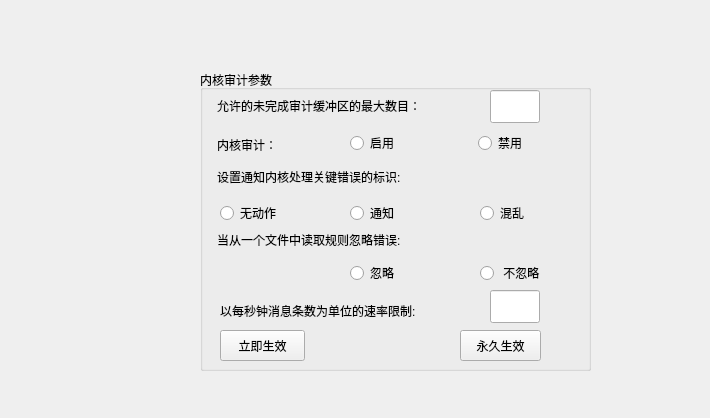
Above: AUD/audkernrulepage.ui from liuyufeng509/SecCenter before the change. Below: the same form after it.
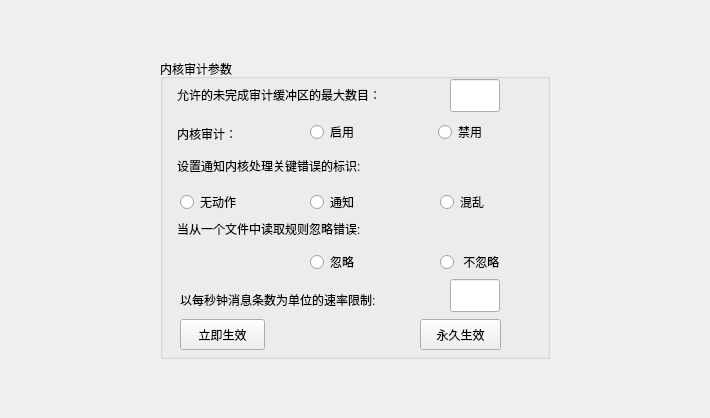
That is the form after the change.

The edit to the form file:
```diff
--- a/AUD/audkernrulepage.ui
+++ b/AUD/audkernrulepage.ui
@@ -13,14 +13,40 @@
   <property name="windowTitle">
    <string>Form</string>
   </property>
+  <layout class="QGridLayout" name="gridLayout">
+   <item row="0" column="1">
+    <spacer name="verticalSpacer">
+     <property name="orientation">
+      <enum>Qt::Vertical</enum>
+     </property>
+     <property name="sizeHint" stdset="0">
+      <size>
+       <width>20</width>
+       <height>41</height>
+      </size>
+     </property>
+    </spacer>
+   </item>
+   <item row="1" column="0">
+    <spacer name="horizontalSpacer">
+     <property name="orientation">
+      <enum>Qt::Horizontal</enum>
+     </property>
+     <property name="sizeHint" stdset="0">
+      <size>
+       <width>142</width>
+       <height>20</height>
+      </size>
+     </property>
+    </spacer>
+   </item>
+   <item row="1" column="1" colspan="2">
   <widget class="QGroupBox" name="groupBox_13">
-   <property name="geometry">
-    <rect>
-     <x>200</x>
-     <y>70</y>
-     <width>391</width>
-     <height>301</height>
-    </rect>
+     <property name="minimumSize">
+      <size>
+       <width>390</width>
+       <height>300</height>
+      </size>
    </property>
    <property name="maximumSize">
     <size>
@@ -246,6 +272,34 @@
     </property>
    </widget>
   </widget>
+   </item>
+   <item row="1" column="3">
+    <spacer name="horizontalSpacer_2">
+     <property name="orientation">
+      <enum>Qt::Horizontal</enum>
+     </property>
+     <property name="sizeHint" stdset="0">
+      <size>
+       <width>142</width>
+       <height>20</height>
+      </size>
+     </property>
+    </spacer>
+   </item>
+   <item row="2" column="2">
+    <spacer name="verticalSpacer_2">
+     <property name="orientation">
+      <enum>Qt::Vertical</enum>
+     </property>
+     <property name="sizeHint" stdset="0">
+      <size>
+       <width>20</width>
+       <height>41</height>
+      </size>
+     </property>
+    </spacer>
+   </item>
+  </layout>
  </widget>
  <resources/>
  <connections/>
```
Lines whose indentation alone changed are shown as unchanged.
